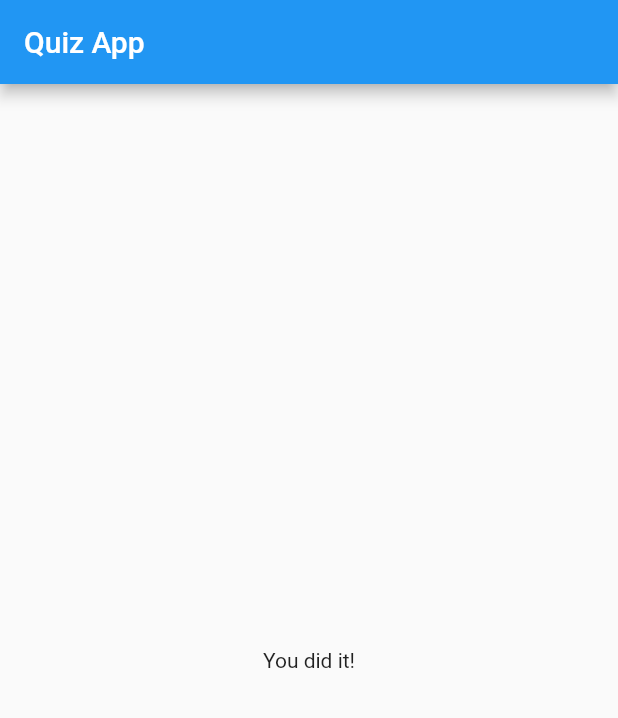
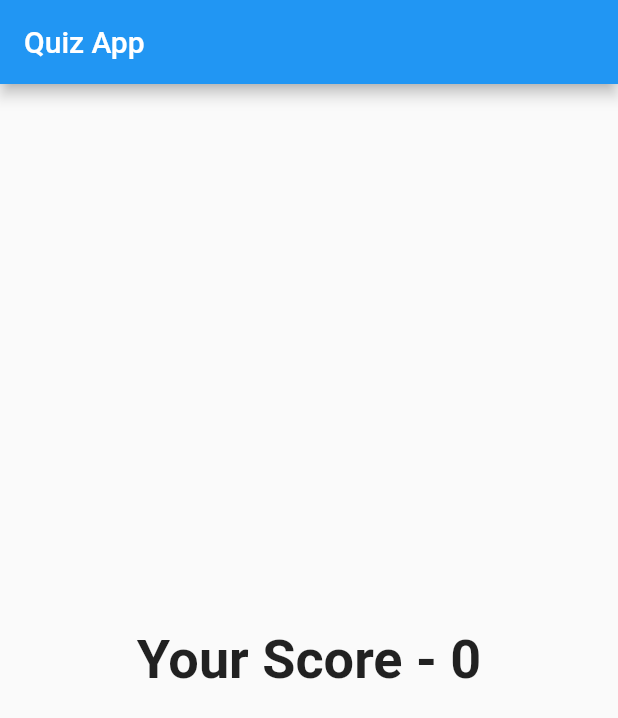
Before and after one commit to pulkitkhandelwal29/Quiz-App, a Flutter app: the screen it shows after launch, after a tap on "Kolkata", after a tap on "1950", after a tap on "Football", on a phone screen of 412 x 824 dp. Shown: the top 718 px of the screen. Run offline on Flutter 3.47's test engine with Material 2 defaults, Android fonts, the phone set to English and light mode, and no system bars.

Commit message:
Calculated score for the quiz

```diff
--- a/lib/main.dart
+++ b/lib/main.dart
@@ -26,23 +26,41 @@ class _MyAppState extends State<MyApp> {
   //creating private variable
   var _questionIndex = 0;
 
+  var _totalScore = 0;
+
   //questions in the form of Map
   final _questions = const [
     {
       'questionText': 'What\'s the capital of India?',
-      'answers': ['Kolkata', 'New Delhi', 'Jaipur', 'Mumbai'],
+      'answers': [
+        {'text': 'Kolkata', 'score': 0},
+        {'text': 'New Delhi', 'score': 1},
+        {'text': 'Jaipur', 'score': 0},
+        {'text': 'Mumbai', 'score': 0},
+      ],
     },
     {
       'questionText': 'When did India got independence?',
-      'answers': ['1950', '1945', '1947', '1946'],
+      'answers': [
+        {'text': '1950', 'score': 0},
+        {'text': '1945', 'score': 0},
+        {'text': '1947', 'score': 1},
+        {'text': '1946', 'score': 0},
+      ],
     },
     {
       'questionText': 'Which is the national sport of India?',
-      'answers': ['Cricket', 'Football', 'Kabaddi', 'Hockey'],
+      'answers': [
+        {'text': 'Cricket', 'score': 0},
+        {'text': 'Football', 'score': 0},
+        {'text': 'Kabaddi', 'score': 0},
+        {'text': 'Hockey', 'score': 1},
+      ],
     }
   ];
 
-  void _AnswerQuestion() {
+  void _AnswerQuestion(int score) {
+    _totalScore += score;
     //if answer, move to next question
     //setState is anonymous function keeping the state of app
     setState(() {
@@ -64,7 +82,7 @@ class _MyAppState extends State<MyApp> {
                 questions: _questions,
               )
             //else condition in ternary starting with : (questions over)
-            : Result(),
+            : Result(_totalScore),
       ),
     );
   }
--- a/lib/quiz.dart
+++ b/lib/quiz.dart
@@ -6,7 +6,7 @@ import './answer.dart';
 class Quiz extends StatelessWidget {
   final List<Map<String, Object>> questions;
   final int questionIndex;
-  final VoidCallback AnswerQuestion;
+  final Function AnswerQuestion;
 
   Quiz(
       {required this.questions,
@@ -25,8 +25,10 @@ class Quiz extends StatelessWidget {
         //answer widget (taking answer dynamically from map)
         //answers are List of string
         //...(spread operator) splits list of items into individual items
-        ...(questions[questionIndex]['answers'] as List<String>).map((answer) {
-          return Answer(AnswerQuestion, answer);
+        ...(questions[questionIndex]['answers'] as List<Map<String, Object>>)
+            .map((answer) {
+          return Answer(
+              () => AnswerQuestion(answer['score']), answer['text'].toString());
         }).toList()
       ],
     );
--- a/lib/result.dart
+++ b/lib/result.dart
@@ -1,10 +1,23 @@
 import 'package:flutter/material.dart';
 
 class Result extends StatelessWidget {
+  final int resultScore;
+
+  Result(this.resultScore);
+
+  //getter
+  String get resultPhrase {
+    String resultText = 'Your Score - ' + resultScore.toString();
+    return resultText;
+  }
+
   @override
   Widget build(BuildContext context) {
     return Center(
-      child: Text('You did it!'),
+      child: Text(
+        resultPhrase,
+        style: TextStyle(fontSize: 36, fontWeight: FontWeight.bold),
+      ),
     );
   }
 }
```
